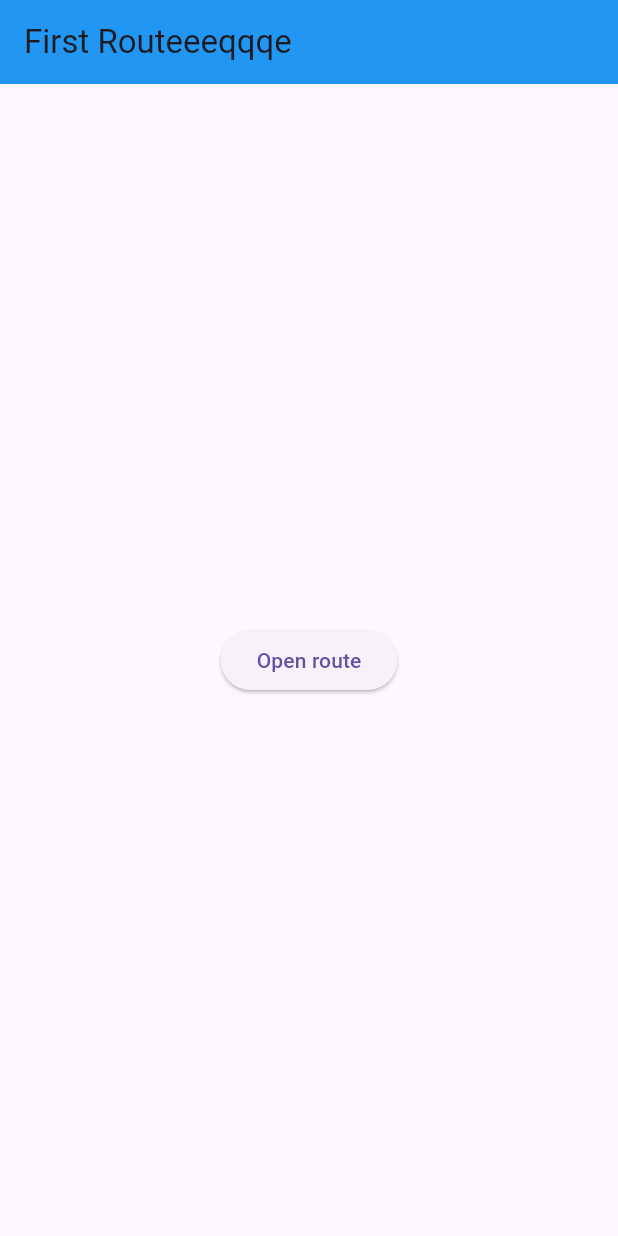
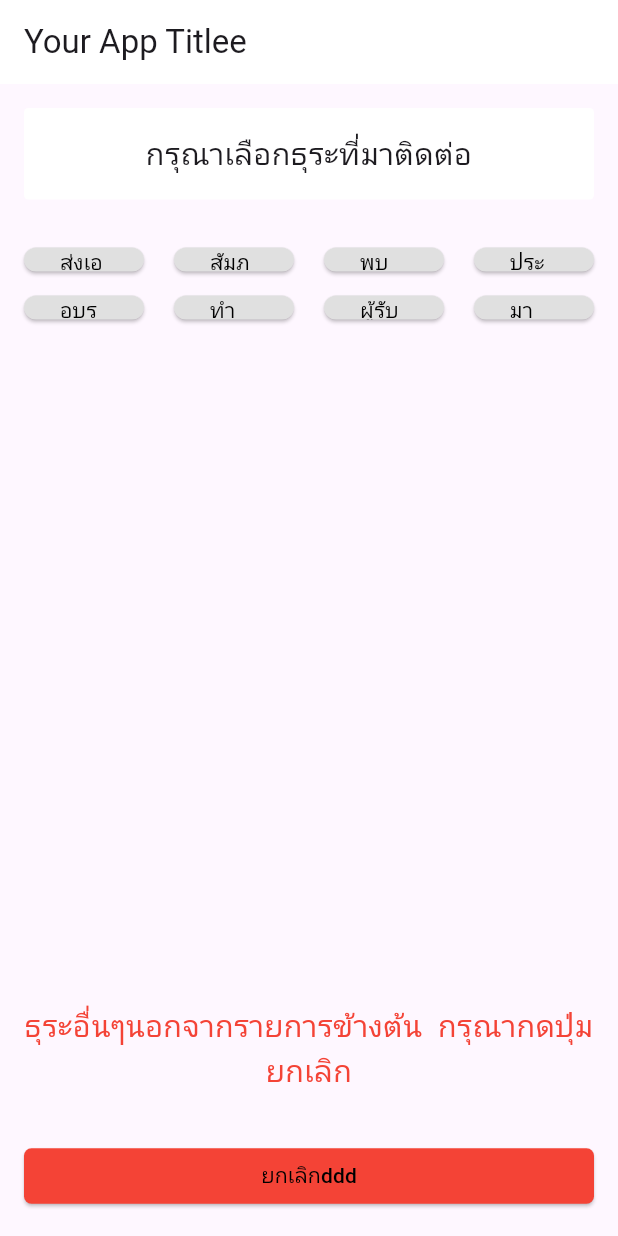
Before and after one commit to Hiyashiman/visitor_fe, a Flutter app: the screen it shows after launch, on a phone screen of 412 x 824 dp. Run offline on Flutter 3.47's test engine with Material 3 defaults, Android fonts, the phone set to English and light mode, and no system bars.

Commit message:
ทำธุระ

```diff
--- a/visitor/lib/main.dart
+++ b/visitor/lib/main.dart
@@ -1,9 +1,9 @@
 import 'package:flutter/material.dart';
-import 'package:visitor/pages/register.dart';
+import 'package:visitor/pages/business.dart';
 
 void main() {
-  runApp(const MaterialApp(
+  runApp(MaterialApp(
     title: 'Navigation Basics',
-    home: MyApp(),
+    home: Mybusiness(),
   ));
 }
--- /dev/null
+++ b/visitor/lib/pages/business.dart
@@ -0,0 +1,139 @@
+import 'package:flutter/material.dart';
+
+void main() {
+  runApp(Mybusiness());
+}
+
+class Mybusiness extends StatelessWidget {
+  @override
+  Widget build(BuildContext context) {
+    return MaterialApp(
+      title: 'Flutter Demo',
+      theme: ThemeData(
+        primarySwatch: Colors.blue,
+        visualDensity: VisualDensity.adaptivePlatformDensity,
+      ),
+      home: MyHomePage(),
+    );
+  }
+}
+
+class MyHomePage extends StatelessWidget {
+  @override
+  Widget build(BuildContext context) {
+    return Scaffold(
+      appBar: AppBar(
+        title: Text('Your App Titlee'), // Replace with your app title
+        backgroundColor: Colors.white,
+        elevation: 0,
+      ),
+      body: Padding(
+        padding: const EdgeInsets.all(16.0),
+        child: Column(
+          crossAxisAlignment: CrossAxisAlignment.stretch,
+          children: <Widget>[
+            // Step Progress Indicator
+            _buildStepProgressIndicator(),
+            SizedBox(height: 32),
+            // Grid of Buttons
+            Expanded(child: _buildButtonGrid()),
+            SizedBox(height: 32),
+            // Footer Button
+            _Text(),
+            SizedBox(height: 32),
+            _buildFooterButton(context),
+          ],
+        ),
+      ),
+    );
+  }
+
+  Widget _buildStepProgressIndicator() {
+    return Container(
+      padding: EdgeInsets.all(16),
+      decoration: BoxDecoration(
+        color: Colors.white,
+        borderRadius: BorderRadius.circular(3),
+      ),
+      child: Center(
+        // This will center the Text widget within the Container
+        child: Text(
+          'กรุณาเลือกธุระที่มาติดต่อ',
+          textAlign: TextAlign
+              .center, // This ensures the text is centered if it wraps to a new line
+          style: TextStyle(fontSize: 20),
+        ),
+      ),
+    );
+  }
+
+  Widget _buildButtonGrid() {
+    // TODO: Replace with your actual buttons and their callbacks
+    List<String> buttonLabels = [
+      'ส่งเอกสาร',
+      'สัมภาษณ์งาน',
+      'พบพนักงาน',
+      'ประชุม',
+      'อบรม',
+      'ทำโปรเจค',
+      'ผู้รับเหมา',
+      'มาร่วมงาน Event',
+      // Add all button labels
+    ];
+    return GridView.builder(
+      gridDelegate: SliverGridDelegateWithFixedCrossAxisCount(
+        crossAxisCount: 4,
+        crossAxisSpacing: 20,
+        mainAxisSpacing: 16,
+        childAspectRatio: 5,
+      ),
+      itemCount: buttonLabels.length,
+      itemBuilder: (context, index) {
+        return ElevatedButton(
+          onPressed: () {
+            // Handle your button tap
+          },
+          child: Text(buttonLabels[index]),
+          style: ElevatedButton.styleFrom(
+            primary: Colors.grey[300], // Background color
+            onPrimary: Colors.black, // Text Color
+            shape: RoundedRectangleBorder(
+              borderRadius: BorderRadius.circular(8),
+            ),
+          ),
+        );
+      },
+    );
+  }
+
+  Widget _Text() {
+    return Container(
+      child: Center(
+        child: Text(
+          'ธุระอื่นๆนอกจากรายการข้างต้น  กรุณากดปุ่ม ยกเลิก',
+          textAlign: TextAlign
+              .center, // This ensures the text is centered if it wraps to a new line
+          style: TextStyle(fontSize: 20, color: Colors.red),
+        ),
+      ),
+    );
+  }
+
+  Widget _buildFooterButton(BuildContext context) {
+    return ElevatedButton(
+      onPressed: () {
+        Navigator.pop(context);
+      },
+      child: Text('ยกเลิกddd'), // Your footer button text
+      style: ElevatedButton.styleFrom(
+        primary: Colors.red, // Background color
+        onPrimary: Colors.black, // Text Color
+        padding: EdgeInsets.symmetric(vertical: 8), // Reduced vertical padding
+        minimumSize: Size(30, 36), // Sets a smaller minimum size for the button
+        shape: RoundedRectangleBorder(
+          borderRadius: BorderRadius.circular(5),
+        ),
+      ),
+    );
+  }
+}
--- a/visitor/lib/pages/register.dart
+++ b/visitor/lib/pages/register.dart
@@ -1,5 +1,5 @@
 import 'package:flutter/material.dart';
-import 'package:visitor/pages/detail.dart';
+import 'package:visitor/pages/business.dart';
 
 class MyApp extends StatelessWidget {
   const MyApp({super.key});
@@ -17,7 +17,7 @@ class MyApp extends StatelessWidget {
           onPressed: () {
             Navigator.push(
               context,
-              MaterialPageRoute(builder: (context) => const SecondRoute()),
+              MaterialPageRoute(builder: (context) => MyHomePage()),
             );
           },
         ),
--- a/visitor/pubspec.yaml
+++ b/visitor/pubspec.yaml
@@ -34,6 +34,7 @@ dependencies:
   # The following adds the Cupertino Icons font to your application.
   # Use with the CupertinoIcons class for iOS style icons.
   cupertino_icons: ^1.0.2
+  camera: ^0.10.5+9
 
 dev_dependencies:
   flutter_test:
```
Also changed, not shown: visitor/pubspec.lock, 1 other file.
